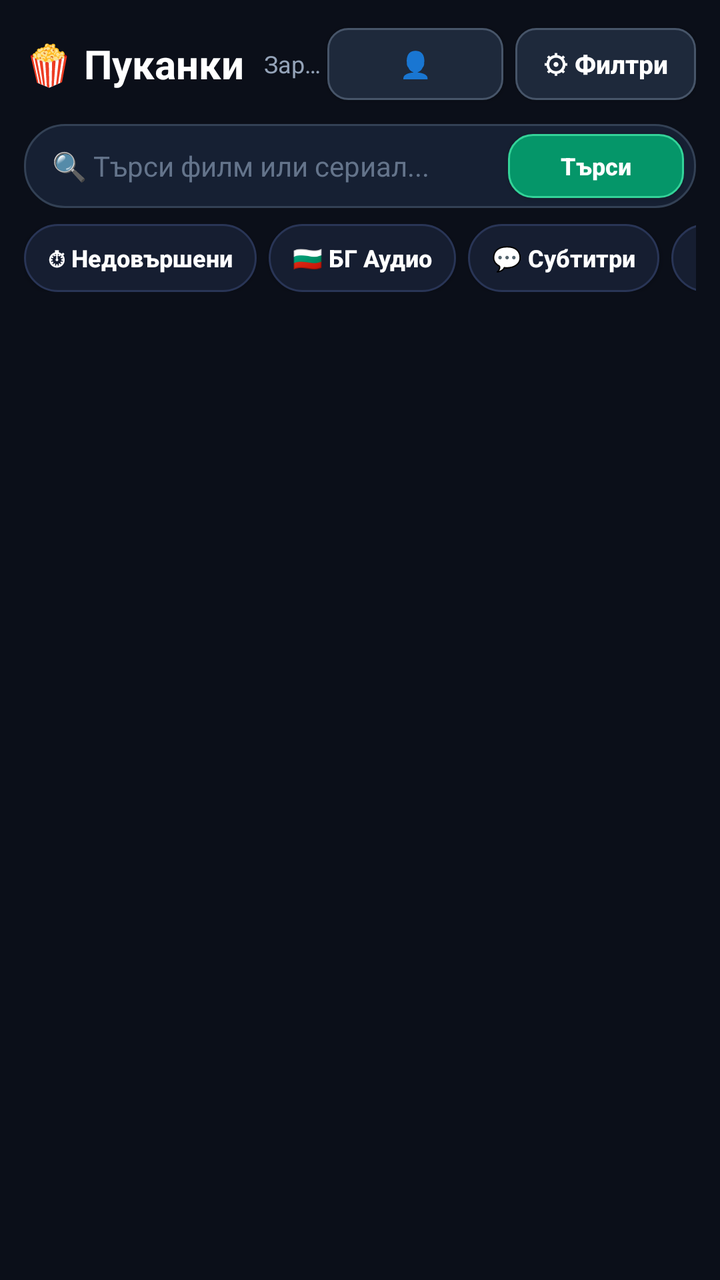
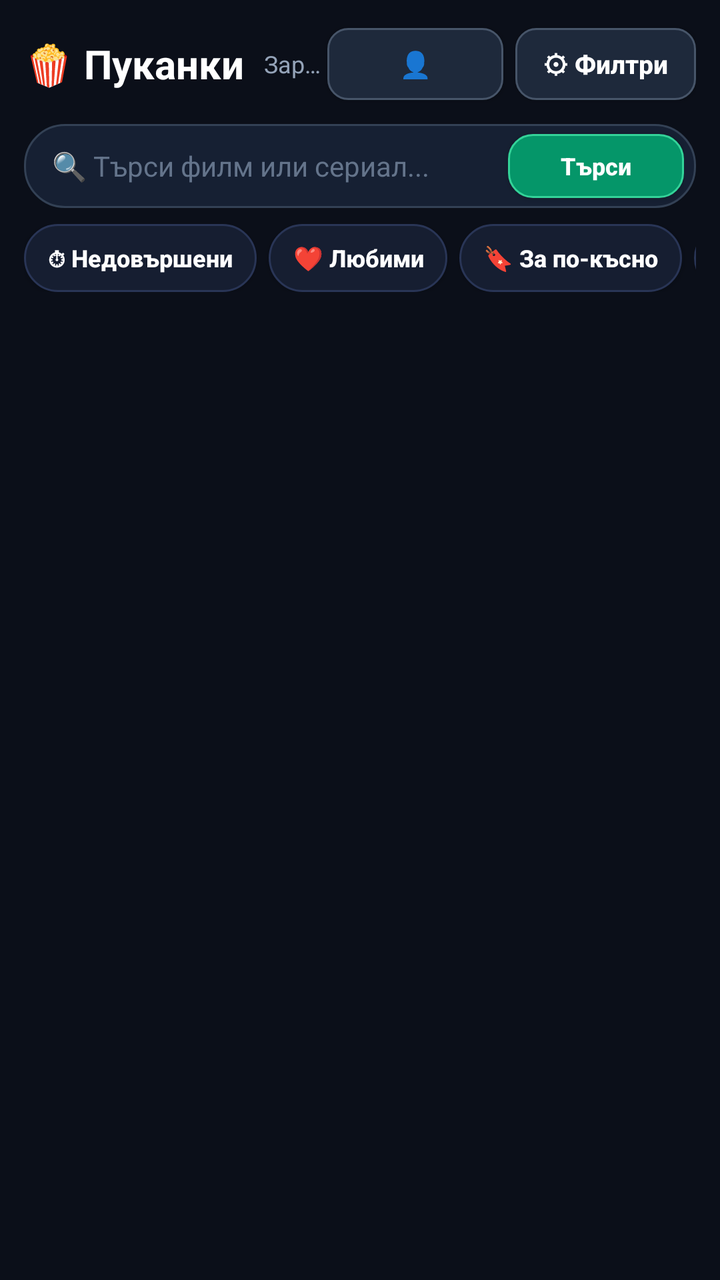

The first picture is an Android layout as it rendered before a commit; the second is the same layout after the commit. The layout source and the unified diff follow.
<!-- AndroidManifest.xml: application theme Theme.PukankiMobile -->
<!-- res/layout/activity_main.xml -->
<?xml version="1.0" encoding="utf-8"?>
<FrameLayout xmlns:android="http://schemas.android.com/apk/res/android"
    android:layout_width="match_parent"
    android:layout_height="match_parent"
    android:background="#0B0F19">

    
    <LinearLayout
        android:id="@+id/browseContainer"
        android:layout_width="match_parent"
        android:layout_height="match_parent"
        android:orientation="vertical"
        android:paddingLeft="12dp"
        android:paddingTop="10dp"
        android:paddingRight="12dp">

        
        <LinearLayout
            android:layout_width="match_parent"
            android:layout_height="44dp"
            android:gravity="center_vertical"
            android:orientation="horizontal">

            <TextView
                android:layout_width="wrap_content"
                android:layout_height="wrap_content"
                android:text="🍿 Пуканки"
                android:textColor="#FFFFFF"
                android:textSize="20sp"
                android:textStyle="bold" />

            <TextView
                android:id="@+id/statusText"
                android:layout_width="0dp"
                android:layout_height="wrap_content"
                android:layout_marginStart="10dp"
                android:layout_weight="1"
                android:ellipsize="end"
                android:maxLines="1"
                android:text="Зареждане..."
                android:textColor="#94A3B8"
                android:textSize="12sp" />

            <Button
                android:id="@+id/openProfileBtn"
                android:layout_width="wrap_content"
                android:layout_height="36dp"
                android:layout_marginEnd="6dp"
                android:background="@drawable/bg_btn_secondary"
                android:paddingLeft="10dp"
                android:paddingRight="10dp"
                android:text="👤"
                android:textAllCaps="false"
                android:textColor="#FFFFFF"
                android:textSize="13sp"
                android:textStyle="bold" />

            <Button
                android:id="@+id/openFiltersBtn"
                android:layout_width="wrap_content"
                android:layout_height="36dp"
                android:background="@drawable/bg_btn_secondary"
                android:paddingLeft="14dp"
                android:paddingRight="14dp"
                android:text="⚙ Филтри"
                android:textAllCaps="false"
                android:textColor="#FFFFFF"
                android:textSize="13sp"
                android:textStyle="bold" />
        </LinearLayout>

        
        <LinearLayout
            android:layout_width="match_parent"
            android:layout_height="42dp"
            android:layout_marginTop="8dp"
            android:background="@drawable/bg_search_box"
            android:gravity="center_vertical"
            android:orientation="horizontal"
            android:paddingLeft="14dp"
            android:paddingRight="6dp">

            <EditText
                android:id="@+id/searchInput"
                android:layout_width="0dp"
                android:layout_height="match_parent"
                android:layout_weight="1"
                android:background="@null"
                android:hint="🔍 Търси филм или сериал..."
                android:imeOptions="actionSearch"
                android:inputType="text"
                android:maxLines="1"
                android:textColor="#FFFFFF"
                android:textColorHint="#64748B"
                android:textSize="14sp" />

            <Button
                android:id="@+id/searchClearBtn"
                android:layout_width="34dp"
                android:layout_height="34dp"
                android:background="@android:color/transparent"
                android:text="✕"
                android:textColor="#94A3B8"
                android:textSize="15sp"
                android:visibility="gone" />

            <Button
                android:id="@+id/searchGoBtn"
                android:layout_width="wrap_content"
                android:layout_height="32dp"
                android:background="@drawable/bg_btn_primary"
                android:paddingLeft="12dp"
                android:paddingRight="12dp"
                android:text="Търси"
                android:textAllCaps="false"
                android:textColor="#FFFFFF"
                android:textSize="12sp"
                android:textStyle="bold" />
        </LinearLayout>

        
        <HorizontalScrollView
            android:layout_width="match_parent"
            android:layout_height="wrap_content"
            android:layout_marginTop="8dp"
            android:scrollbars="none">

            <LinearLayout
                android:layout_width="wrap_content"
                android:layout_height="wrap_content"
                android:orientation="horizontal">

                <Button
                    android:id="@+id/tabContinueBtn"
                    android:layout_width="wrap_content"
                    android:layout_height="34dp"
                    android:layout_marginEnd="6dp"
                    android:background="@drawable/bg_tab_selector"
                    android:paddingLeft="12dp"
                    android:paddingRight="12dp"
                    android:text="⏱ Недовършени"
                    android:textAllCaps="false"
                    android:textColor="#FFFFFF"
                    android:textSize="12sp"
                    android:textStyle="bold" />

                <Button
                    android:id="@+id/tabBgBtn"
                    android:layout_width="wrap_content"
                    android:layout_height="34dp"
                    android:layout_marginEnd="6dp"
                    android:background="@drawable/bg_tab_selector"
                    android:paddingLeft="12dp"
                    android:paddingRight="12dp"
                    android:text="🇧🇬 БГ Аудио"
                    android:textAllCaps="false"
                    android:textColor="#FFFFFF"
                    android:textSize="12sp"
                    android:textStyle="bold" />

                <Button
                    android:id="@+id/tabSubBtn"
                    android:layout_width="wrap_content"
                    android:layout_height="34dp"
                    android:layout_marginEnd="6dp"
                    android:background="@drawable/bg_tab_selector"
                    android:paddingLeft="12dp"
                    android:paddingRight="12dp"
                    android:text="💬 Субтитри"
                    android:textAllCaps="false"
                    android:textColor="#FFFFFF"
                    android:textSize="12sp"
                    android:textStyle="bold" />

                <Button
                    android:id="@+id/tabSeriesBtn"
                    android:layout_width="wrap_content"
                    android:layout_height="34dp"
                    android:layout_marginEnd="6dp"
                    android:background="@drawable/bg_tab_selector"
                    android:paddingLeft="12dp"
                    android:paddingRight="12dp"
                    android:text="📺 Сериали"
                    android:textAllCaps="false"
                    android:textColor="#FFFFFF"
                    android:textSize="12sp"
                    android:textStyle="bold" />

                <Button
                    android:id="@+id/tabAllBtn"
                    android:layout_width="wrap_content"
                    android:layout_height="34dp"
                    android:background="@drawable/bg_tab_selector"
                    android:paddingLeft="12dp"
                    android:paddingRight="12dp"
                    android:text="🎬 Всички"
                    android:textAllCaps="false"
                    android:textColor="#FFFFFF"
                    android:textSize="12sp"
                    android:textStyle="bold" />
            </LinearLayout>
        </HorizontalScrollView>

        
        <HorizontalScrollView
            android:id="@+id/activeFiltersScroll"
            android:layout_width="match_parent"
            android:layout_height="wrap_content"
            android:layout_marginTop="6dp"
            android:scrollbars="none"
            android:visibility="gone">

            <LinearLayout
                android:id="@+id/activeFiltersContainer"
                android:layout_width="wrap_content"
                android:layout_height="wrap_content"
                android:gravity="center_vertical"
                android:orientation="horizontal" />
        </HorizontalScrollView>

        
        <FrameLayout
            android:layout_width="match_parent"
            android:layout_height="0dp"
            android:layout_marginTop="6dp"
            android:layout_weight="1">

            <androidx.recyclerview.widget.RecyclerView
                android:id="@+id/moviesRecycler"
                android:layout_width="match_parent"
                android:layout_height="match_parent"
                android:clipToPadding="false"
                android:paddingBottom="24dp" />

            <ProgressBar
                android:id="@+id/mainProgress"
                android:layout_width="44dp"
                android:layout_height="44dp"
                android:layout_gravity="center"
                android:visibility="gone" />

            <TextView
                android:id="@+id/emptyText"
                android:layout_width="wrap_content"
                android:layout_height="wrap_content"
                android:layout_gravity="center"
                android:gravity="center"
                android:padding="24dp"
                android:text="Няма намерени заглавия с тези филтри."
                android:textColor="#94A3B8"
                android:textSize="15sp"
                android:visibility="gone" />
        </FrameLayout>
    </LinearLayout>

    
    <LinearLayout
        android:id="@+id/filtersOverlay"
        android:layout_width="match_parent"
        android:layout_height="match_parent"
        android:background="#F50B0F19"
        android:clickable="true"
        android:focusable="true"
        android:orientation="vertical"
        android:visibility="gone">

        <LinearLayout
            android:layout_width="match_parent"
            android:layout_height="52dp"
            android:background="#141B2D"
            android:gravity="center_vertical"
            android:orientation="horizontal"
            android:paddingLeft="16dp"
            android:paddingRight="12dp">

            <TextView
                android:layout_width="0dp"
                android:layout_height="wrap_content"
                android:layout_weight="1"
                android:text="⚙ Филтри и сортиране"
                android:textColor="#FFFFFF"
                android:textSize="17sp"
                android:textStyle="bold" />

            <Button
                android:id="@+id/filtersCloseBtn"
                android:layout_width="wrap_content"
                android:layout_height="36dp"
                android:background="@android:color/transparent"
                android:text="✕ Затвори"
                android:textAllCaps="false"
                android:textColor="#94A3B8"
                android:textSize="14sp" />
        </LinearLayout>

        <ScrollView
            android:layout_width="match_parent"
            android:layout_height="0dp"
            android:layout_weight="1"
            android:padding="16dp">

            <LinearLayout
                android:layout_width="match_parent"
                android:layout_height="wrap_content"
                android:orientation="vertical">

                
                <TextView
                    android:layout_width="wrap_content"
                    android:layout_height="wrap_content"
                    android:text="Сортиране"
                    android:textColor="#E2E8F0"
                    android:textSize="14sp"
                    android:textStyle="bold" />

                <Spinner
                    android:id="@+id/sortSpinner"
                    android:layout_width="match_parent"
                    android:layout_height="44dp"
                    android:layout_marginTop="6dp"
                    android:background="@drawable/bg_search_box"
                    android:paddingLeft="12dp"
                    android:paddingRight="12dp" />

                
                <TextView
                    android:layout_width="wrap_content"
                    android:layout_height="wrap_content"
                    android:layout_marginTop="16dp"
                    android:text="Жанрове"
                    android:textColor="#E2E8F0"
                    android:textSize="14sp"
                    android:textStyle="bold" />

                <TextView
                    android:layout_width="wrap_content"
                    android:layout_height="wrap_content"
                    android:layout_marginTop="2dp"
                    android:text="1 клик = Включи (зелено) • 2 клика = Изключи (червено) • 3 клика = Изчисти"
                    android:textColor="#94A3B8"
                    android:textSize="11sp" />

                <LinearLayout
                    android:id="@+id/filterGenresWrap"
                    android:layout_width="match_parent"
                    android:layout_height="wrap_content"
                    android:layout_marginTop="8dp"
                    android:orientation="vertical" />

                
                <TextView
                    android:layout_width="wrap_content"
                    android:layout_height="wrap_content"
                    android:layout_marginTop="16dp"
                    android:text="Година на издаване"
                    android:textColor="#E2E8F0"
                    android:textSize="14sp"
                    android:textStyle="bold" />

                <LinearLayout
                    android:layout_width="match_parent"
                    android:layout_height="wrap_content"
                    android:layout_marginTop="6dp"
                    android:orientation="horizontal">

                    <Spinner
                        android:id="@+id/yearFromSpinner"
                        android:layout_width="0dp"
                        android:layout_height="44dp"
                        android:layout_marginEnd="8dp"
                        android:layout_weight="1"
                        android:background="@drawable/bg_search_box"
                        android:paddingLeft="10dp" />

                    <Spinner
                        android:id="@+id/yearToSpinner"
                        android:layout_width="0dp"
                        android:layout_height="44dp"
                        android:layout_weight="1"
                        android:background="@drawable/bg_search_box"
                        android:paddingLeft="10dp" />
                </LinearLayout>

                
                <TextView
                    android:layout_width="wrap_content"
                    android:layout_height="wrap_content"
                    android:layout_marginTop="16dp"
                    android:text="Времетраене"
                    android:textColor="#E2E8F0"
                    android:textSize="14sp"
                    android:textStyle="bold" />

                <Spinner
                    android:id="@+id/durationSpinner"
                    android:layout_width="match_parent"
                    android:layout_height="44dp"
                    android:layout_marginTop="6dp"
                    android:background="@drawable/bg_search_box"
                    android:paddingLeft="12dp" />

                
                <TextView
                    android:layout_width="wrap_content"
                    android:layout_height="wrap_content"
                    android:layout_marginTop="16dp"
                    android:text="Конкретен плеър"
                    android:textColor="#E2E8F0"
                    android:textSize="14sp"
                    android:textStyle="bold" />

                <Spinner
                    android:id="@+id/playerSpinner"
                    android:layout_width="match_parent"
                    android:layout_height="44dp"
                    android:layout_marginTop="6dp"
                    android:layout_marginBottom="20dp"
                    android:background="@drawable/bg_search_box"
                    android:paddingLeft="12dp" />
            </LinearLayout>
        </ScrollView>

        
        <LinearLayout
            android:layout_width="match_parent"
            android:layout_height="wrap_content"
            android:background="#141B2D"
            android:orientation="horizontal"
            android:padding="12dp">

            <Button
                android:id="@+id/filtersResetBtn"
                android:layout_width="0dp"
                android:layout_height="44dp"
                android:layout_marginEnd="10dp"
                android:layout_weight="1"
                android:background="@drawable/bg_btn_secondary"
                android:text="Изчисти"
                android:textAllCaps="false"
                android:textColor="#FFFFFF"
                android:textSize="14sp" />

            <Button
                android:id="@+id/filtersApplyBtn"
                android:layout_width="0dp"
                android:layout_height="44dp"
                android:layout_weight="2"
                android:background="@drawable/bg_btn_primary"
                android:text="Приложи филтрите"
                android:textAllCaps="false"
                android:textColor="#FFFFFF"
                android:textSize="14sp"
                android:textStyle="bold" />
        </LinearLayout>
    </LinearLayout>

    
    <FrameLayout
        android:id="@+id/detailOverlay"
        android:layout_width="match_parent"
        android:layout_height="match_parent"
        android:background="#F50B0F19"
        android:clickable="true"
        android:focusable="true"
        android:visibility="gone">

        <ImageView
            android:id="@+id/detailBackdrop"
            android:layout_width="match_parent"
            android:layout_height="260dp"
            android:alpha="0.35"
            android:scaleType="centerCrop" />

        <ScrollView
            android:layout_width="match_parent"
            android:layout_height="match_parent">

            <LinearLayout
                android:layout_width="match_parent"
                android:layout_height="wrap_content"
                android:orientation="vertical"
                android:padding="18dp">

                <Button
                    android:id="@+id/detailBackBtn"
                    android:layout_width="wrap_content"
                    android:layout_height="38dp"
                    android:background="@drawable/bg_btn_secondary"
                    android:paddingLeft="14dp"
                    android:paddingRight="14dp"
                    android:text="← Назад"
                    android:textAllCaps="false"
                    android:textColor="#FFFFFF"
                    android:textSize="13sp" />

                <LinearLayout
                    android:layout_width="match_parent"
                    android:layout_height="wrap_content"
                    android:layout_marginTop="16dp"
                    android:orientation="horizontal">

                    <ImageView
                        android:id="@+id/detailPoster"
                        android:layout_width="126dp"
                        android:layout_height="188dp"
                        android:background="#1E293B"
                        android:scaleType="centerCrop" />

                    <LinearLayout
                        android:layout_width="0dp"
                        android:layout_height="wrap_content"
                        android:layout_marginStart="14dp"
                        android:layout_weight="1"
                        android:orientation="vertical">

                        <TextView
                            android:id="@+id/detailTitle"
                            android:layout_width="match_parent"
                            android:layout_height="wrap_content"
                            android:text="Заглавие"
                            android:textColor="#FFFFFF"
                            android:textSize="21sp"
                            android:textStyle="bold" />

                        <TextView
                            android:id="@+id/detailMeta"
                            android:layout_width="match_parent"
                            android:layout_height="wrap_content"
                            android:layout_marginTop="8dp"
                            android:lineSpacingExtra="3dp"
                            android:text="2024 • ★ 8.5 • 120 мин"
                            android:textColor="#34D399"
                            android:textSize="13sp"
                            android:textStyle="bold" />
                    </LinearLayout>
                </LinearLayout>

                <Button
                    android:id="@+id/detailPlayBtn"
                    android:layout_width="match_parent"
                    android:layout_height="48dp"
                    android:layout_marginTop="18dp"
                    android:background="@drawable/bg_btn_primary"
                    android:text="▶  ГЛЕДАЙ СЕГА"
                    android:textAllCaps="false"
                    android:textColor="#FFFFFF"
                    android:textSize="16sp"
                    android:textStyle="bold" />

                <TextView
                    android:layout_width="wrap_content"
                    android:layout_height="wrap_content"
                    android:layout_marginTop="16dp"
                    android:text="Избери конкретен плеър:"
                    android:textColor="#94A3B8"
                    android:textSize="13sp" />

                <HorizontalScrollView
                    android:layout_width="match_parent"
                    android:layout_height="wrap_content"
                    android:layout_marginTop="8dp"
                    android:scrollbars="none">

                    <LinearLayout
                        android:id="@+id/detailSourcesContainer"
                        android:layout_width="wrap_content"
                        android:layout_height="wrap_content"
                        android:orientation="horizontal" />
                </HorizontalScrollView>

                <TextView
                    android:id="@+id/detailOverview"
                    android:layout_width="match_parent"
                    android:layout_height="wrap_content"
                    android:layout_marginTop="18dp"
                    android:lineSpacingExtra="4dp"
                    android:text="Описание на филма..."
                    android:textColor="#CBD5E1"
                    android:textSize="14sp" />
            </LinearLayout>
        </ScrollView>
    </FrameLayout>
</FrameLayout>
<!-- resources referenced by this layout -->
<resources>
  <!-- drawable bg_btn_primary (drawable) -->
  <?xml version="1.0" encoding="utf-8"?>
  <selector xmlns:android="http://schemas.android.com/apk/res/android">
      <item android:state_focused="true">
          <shape android:shape="rectangle">
              <solid android:color="#10B981" />
              <stroke android:width="3dp" android:color="#FFFFFF" />
              <corners android:radius="12dp" />
          </shape>
      </item>
      <item>
          <shape android:shape="rectangle">
              <solid android:color="#059669" />
              <stroke android:width="1dp" android:color="#34D399" />
              <corners android:radius="12dp" />
          </shape>
      </item>
  </selector>
  <!-- drawable bg_btn_secondary (drawable) -->
  <?xml version="1.0" encoding="utf-8"?>
  <selector xmlns:android="http://schemas.android.com/apk/res/android">
      <item android:state_focused="true">
          <shape android:shape="rectangle">
              <solid android:color="#7C3AED" />
              <stroke android:width="3dp" android:color="#FFFFFF" />
              <corners android:radius="10dp" />
          </shape>
      </item>
      <item>
          <shape android:shape="rectangle">
              <solid android:color="#1E293B" />
              <stroke android:width="1dp" android:color="#475569" />
              <corners android:radius="10dp" />
          </shape>
      </item>
  </selector>
  <!-- drawable bg_search_box (drawable) -->
  <?xml version="1.0" encoding="utf-8"?>
  <shape xmlns:android="http://schemas.android.com/apk/res/android" android:shape="rectangle">
      <solid android:color="#162033" />
      <stroke android:width="1dp" android:color="#334155" />
      <corners android:radius="20dp" />
  </shape>
  <!-- drawable bg_tab_selector (drawable) -->
  <?xml version="1.0" encoding="utf-8"?>
  <selector xmlns:android="http://schemas.android.com/apk/res/android">
      <item android:state_focused="true">
          <shape android:shape="rectangle">
              <solid android:color="#7C3AED" />
              <stroke android:width="2dp" android:color="#FFFFFF" />
              <corners android:radius="20dp" />
          </shape>
      </item>
      <item android:state_selected="true">
          <shape android:shape="rectangle">
              <solid android:color="#5B21B6" />
              <stroke android:width="1dp" android:color="#A78BFA" />
              <corners android:radius="20dp" />
          </shape>
      </item>
      <item>
          <shape android:shape="rectangle">
              <solid android:color="#161E31" />
              <stroke android:width="1dp" android:color="#293556" />
              <corners android:radius="20dp" />
          </shape>
      </item>
  </selector>
  <style name="Theme.PukankiMobile" parent="Theme.AppCompat.NoActionBar">
          <item name="android:windowBackground">#0B0F19</item>
          <item name="android:colorPrimary">#7C3AED</item>
          <item name="android:colorPrimaryDark">#0B0F19</item>
          <item name="android:colorAccent">#10B981</item>
          <item name="android:statusBarColor">#0B0F19</item>
          <item name="android:navigationBarColor">#0B0F19</item>
      </style>
</resources>

<!-- the commit's change to res/layout/activity_main.xml (unified diff, before → after) -->
@@ -139,6 +139,34 @@
                     android:paddingLeft="12dp"
                     android:paddingRight="12dp"
                     android:text="⏱ Недовършени"
+                    android:textAllCaps="false"
+                    android:textColor="#FFFFFF"
+                    android:textSize="12sp"
+                    android:textStyle="bold" />
+
+                <Button
+                    android:id="@+id/tabFavBtn"
+                    android:layout_width="wrap_content"
+                    android:layout_height="34dp"
+                    android:layout_marginEnd="6dp"
+                    android:background="@drawable/bg_tab_selector"
+                    android:paddingLeft="12dp"
+                    android:paddingRight="12dp"
+                    android:text="❤️ Любими"
+                    android:textAllCaps="false"
+                    android:textColor="#FFFFFF"
+                    android:textSize="12sp"
+                    android:textStyle="bold" />
+
+                <Button
+                    android:id="@+id/tabLaterBtn"
+                    android:layout_width="wrap_content"
+                    android:layout_height="34dp"
+                    android:layout_marginEnd="6dp"
+                    android:background="@drawable/bg_tab_selector"
+                    android:paddingLeft="12dp"
+                    android:paddingRight="12dp"
+                    android:text="🔖 За по-късно"
                     android:textAllCaps="false"
                     android:textColor="#FFFFFF"
                     android:textSize="12sp"
@@ -547,6 +575,38 @@
                     android:textSize="16sp"
                     android:textStyle="bold" />
 
+                <LinearLayout
+                    android:layout_width="match_parent"
+                    android:layout_height="wrap_content"
+                    android:layout_marginTop="10dp"
+                    android:orientation="horizontal">
+
+                    <Button
+                        android:id="@+id/detailFavBtn"
+                        android:layout_width="0dp"
+                        android:layout_height="40dp"
+                        android:layout_marginEnd="8dp"
+                        android:layout_weight="1"
+                        android:background="@drawable/bg_tab_selector"
+                        android:text="🤍 Любим"
+                        android:textAllCaps="false"
+                        android:textColor="#FFFFFF"
+                        android:textSize="13sp"
+                        android:textStyle="bold" />
+
+                    <Button
+                        android:id="@+id/detailLaterBtn"
+                        android:layout_width="0dp"
+                        android:layout_height="40dp"
+                        android:layout_weight="1"
+                        android:background="@drawable/bg_tab_selector"
+                        android:text="🔖 За по-късно"
+                        android:textAllCaps="false"
+                        android:textColor="#FFFFFF"
+                        android:textSize="13sp"
+                        android:textStyle="bold" />
+                </LinearLayout>
+
                 <TextView
                     android:layout_width="wrap_content"
                     android:layout_height="wrap_content"
